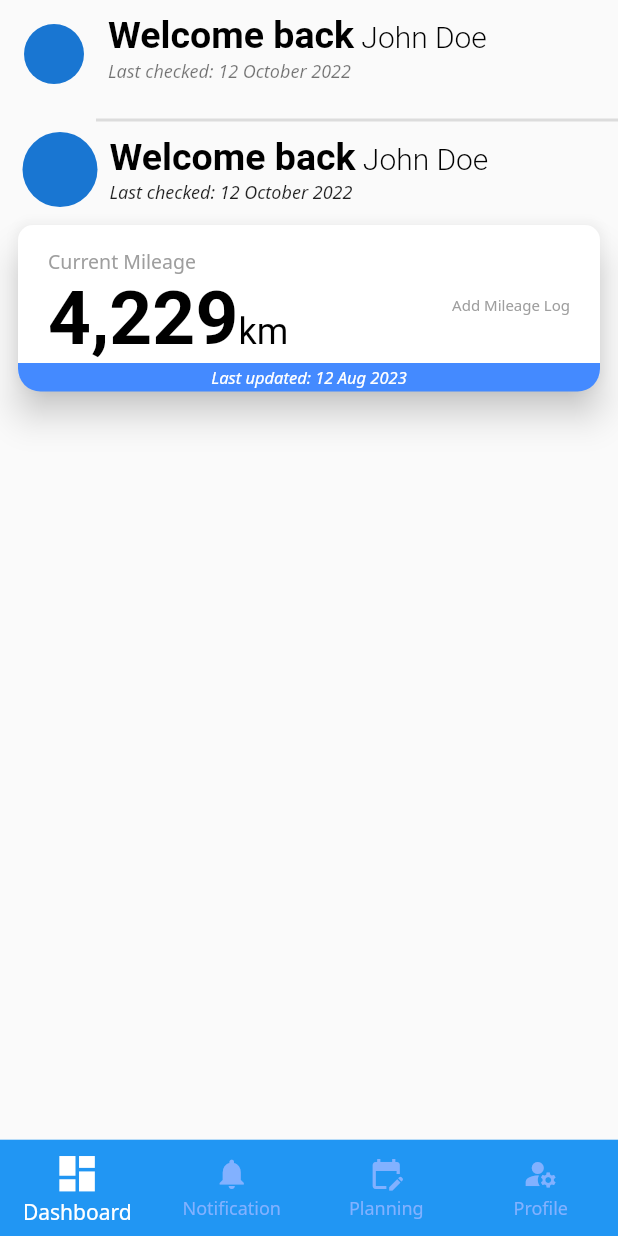
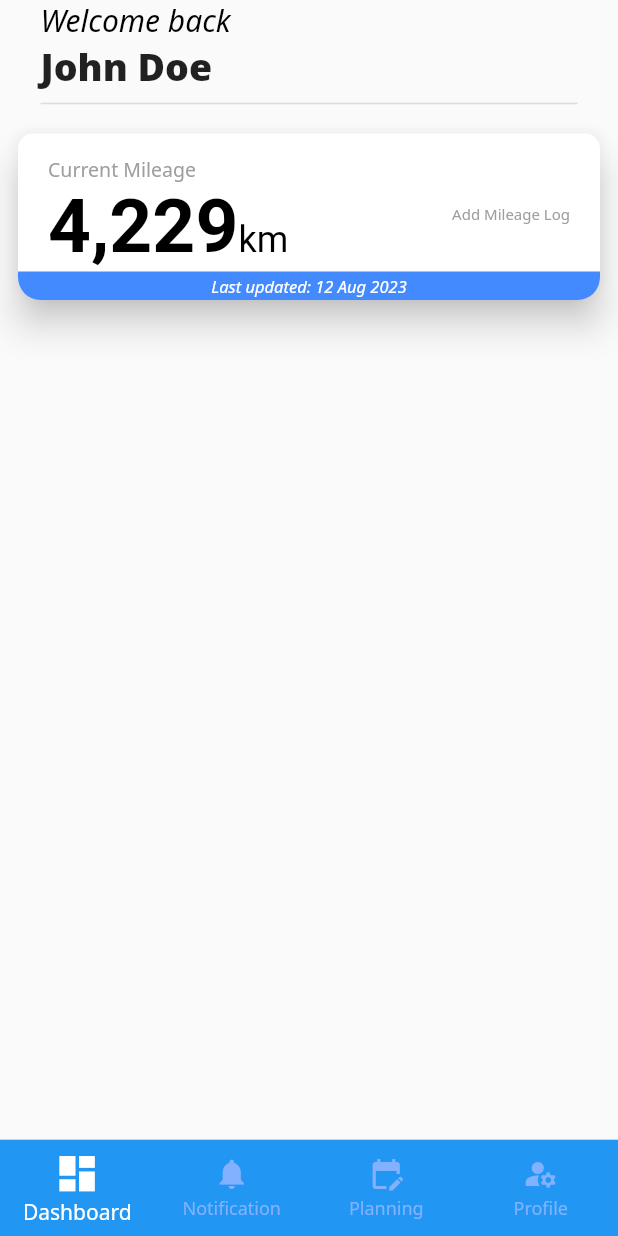
Before and after one commit to anasrul03/bike-care, a Flutter app: the screen it shows after launch, on a phone screen of 412 x 824 dp. Run offline on Flutter 3.47's test engine with Material 2 defaults, Android fonts, the phone set to English and light mode, and no system bars; our stand-ins replace bloc, equatable, flutter_bloc, go_router.

Commit message:
last commit

```diff
--- a/lib/src/config/presentation/views/dashboard_page.dart
+++ b/lib/src/config/presentation/views/dashboard_page.dart
@@ -14,22 +14,11 @@ class _DashboardPageState extends State<DashboardPage> {
   Widget build(BuildContext context) {
     return SafeArea(
       child: SingleChildScrollView(
+        physics: const BouncingScrollPhysics(),
         child: Column(
           mainAxisAlignment: MainAxisAlignment.center,
+          crossAxisAlignment: CrossAxisAlignment.start,
           children: <Widget>[
-            ListTile(
-              minVerticalPadding: 0,
-              leading: CircleAvatar(),
-              title: _buildGreetingUser(),
-              subtitle: const Text(
-                'Last checked: 12 October 2022',
-                style: TextStyle(fontSize: 12, fontStyle: FontStyle.italic),
-              ),
-            ),
-            Divider(
-              indent: 64,
-              thickness: 2,
-            ),
             _buildProfileWidget(),
             const MileageTrackingCard(mileage: 4229),
           ],
@@ -38,57 +27,43 @@ class _DashboardPageState extends State<DashboardPage> {
     );
   }
 
-// TODO: add user's name after the Welcome message
   Widget _buildProfileWidget() {
     return Padding(
-      padding: EdgeInsets.symmetric(horizontal: 15.0),
-      child: Row(
-        mainAxisAlignment: MainAxisAlignment.start,
-        mainAxisSize: MainAxisSize.max,
-        children: [
-          CircleAvatar(
-            radius: 25,
-          ),
-          Padding(
-            padding: EdgeInsets.symmetric(horizontal: 8.0),
+      padding: const EdgeInsets.symmetric(horizontal: 25.0),
+      child: _buildHeader(),
+    );
+  }
+
+  Widget _buildHeader() {
+    return Padding(
+      padding: const EdgeInsets.symmetric(horizontal: 2.0),
       child: Column(
         crossAxisAlignment: CrossAxisAlignment.start,
-              mainAxisAlignment: MainAxisAlignment.center,
-              children: [
+        mainAxisSize: MainAxisSize.min,
+        children: <Widget>[
           _buildGreetingUser(),
-                const Text(
-                  'Last checked: 12 October 2022',
-                  style: TextStyle(fontSize: 12, fontStyle: FontStyle.italic),
-                )
-              ],
-            ),
-          )
+          _buildUsername('John Doe'),
+          const Divider(thickness: 1)
         ],
       ),
     );
   }
 
+  Widget _buildUsername(String username) {
+    return Text(
+      username,
+      style: const TextStyle(fontSize: 25, fontWeight: FontWeight.bold),
+    );
+  }
+
   Widget _buildGreetingUser() {
-    return RichText(
-      text: const TextSpan(
-        children: <TextSpan>[
-          TextSpan(
-            text: greetingMessage,
-            style: TextStyle(
-              color: Colors.black,
-              fontSize: 25,
-              fontWeight: FontWeight.w700,
-            ),
-          ),
-          TextSpan(
-            text: ' John Doe',
+    return const Text(
+      greetingMessage,
       style: TextStyle(
         color: Colors.black,
         fontSize: 20,
-              fontWeight: FontWeight.w300,
-            ),
-          ),
-        ],
+        fontWeight: FontWeight.w400,
+        fontStyle: FontStyle.italic,
       ),
     );
   }
```
Lines whose indentation alone changed are shown as unchanged.
